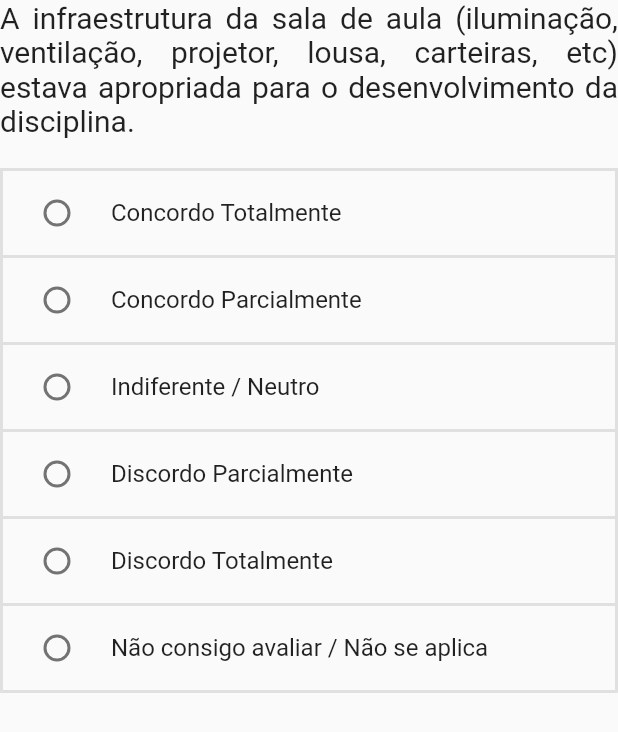
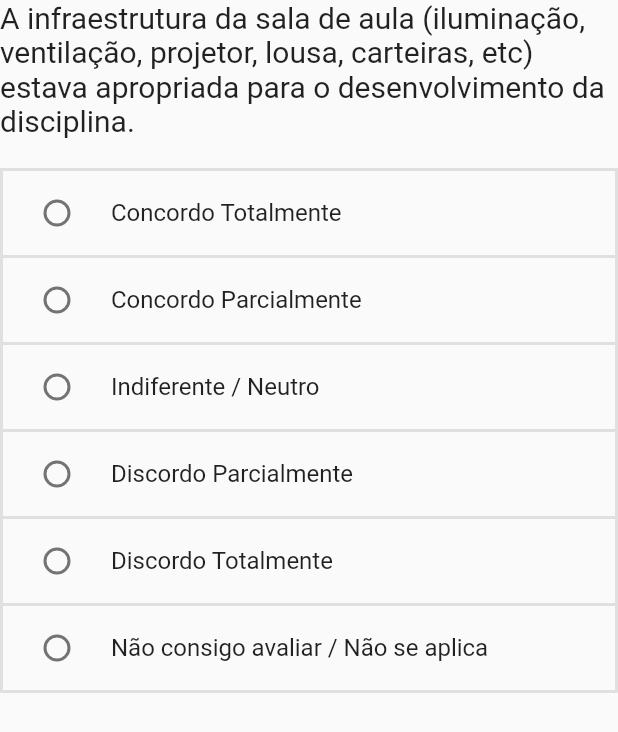
Before and after one commit to juliadesouza/Assessment-App, a Flutter app: the QuestionWidget widget shown alone on an empty page, opened directly with sample values from the repository, on a phone screen of 412 x 824 dp. Shown: the top 732 px of the screen. Run offline on Flutter 3.47's test engine with Material 2 defaults, Android fonts, the phone set to English and light mode, and no system bars; our stand-ins replace flutter_bloc, hive, hive_flutter, intro_slider; missing offline and left inert: flutter_barcode_scanner; accounts and stored records are empty.

Commit message:
Alterada a url e retirado o justify

```diff
--- a/lib/screens/answers_list.dart
+++ b/lib/screens/answers_list.dart
@@ -143,7 +143,6 @@ class _AssessmentScreenState extends State<AnswersList> {
                   padding: const EdgeInsets.only(bottom: 8.0),
                   child: Text(
                     item.question.statement,
-                    textAlign: TextAlign.justify,
                   ),
                 ),
                 item.question.type == QuestionType.multipleChoice
@@ -168,7 +167,6 @@ class _AssessmentScreenState extends State<AnswersList> {
                           padding: const EdgeInsets.only(bottom: 8.0),
                           child: Text(
                             item.question.answer,
-                            textAlign: TextAlign.justify,
                           ),
                         )
                       ])
--- a/lib/screens/assessment_screen.dart
+++ b/lib/screens/assessment_screen.dart
@@ -39,7 +39,7 @@ class _AssessmentScreenState extends State<AssessmentScreen> {
   List<List<CustomStep>> _steps(questions) {
     List<List<CustomStep>> result = [];
     List<CustomStep> arr = [];
-    int chunkSize = 5;
+    int chunkSize = 4;
     int state = 0;
 
     for (int i = 0; i < questions.length; i++) {
--- a/lib/screens/home_screen.dart
+++ b/lib/screens/home_screen.dart
@@ -112,7 +112,6 @@ class _HomeScreenState extends State<HomeScreen> {
                   widgetDescription: const Padding(
                     padding: EdgeInsets.all(20.0),
                     child: Text(
-                        textAlign: TextAlign.justify,
                         "Este instrumento tem como objetivo coletar informações para avaliar as disciplinas oferecidas na Faculdade de Tecnologia para que possamos aperfeiçoar as condições e metodologias de ensino e aprendizagem.",
                         style: TextStyle(fontSize: 20)),
                   ),
@@ -132,7 +131,6 @@ class _HomeScreenState extends State<HomeScreen> {
                   widgetDescription: const Padding(
                     padding: EdgeInsets.all(20.0),
                     child: Text(
-                        textAlign: TextAlign.justify,
                         "Uma parte do instrumento é formada por afirmações que você deve indicar o grau de concordância a elas, ou se a afirmação não se aplica para esta disciplina. Na outra parte do instrumento, você terá um espaço para indicar os aspectos positivos da disciplina e sugestões para melhorá-la.",
                         style: TextStyle(fontSize: 20)),
                   ),
@@ -163,7 +161,6 @@ class _HomeScreenState extends State<HomeScreen> {
                             title: const Text(
                               'Existem 25 questões neste questionário.',
                               style: TextStyle(fontSize: 18),
-                              textAlign: TextAlign.justify,
                             ),
                           ),
                         ),
@@ -176,7 +173,6 @@ class _HomeScreenState extends State<HomeScreen> {
                             title: const Text(
                               'O questionário é anônimo.',
                               style: TextStyle(fontSize: 18),
-                              textAlign: TextAlign.justify,
                             ),
                           ),
                         ),
@@ -189,7 +185,6 @@ class _HomeScreenState extends State<HomeScreen> {
                             title: const Text(
                               'O registro de suas respostas não contém nenhuma informação de identificação sobre você.',
                               style: TextStyle(fontSize: 18),
-                              textAlign: TextAlign.justify,
                             ),
                           ),
                         ),
--- a/lib/screens/result_screen.dart
+++ b/lib/screens/result_screen.dart
@@ -63,7 +63,6 @@ class ResultScreen extends StatelessWidget {
                             fontSize: 24, fontWeight: FontWeight.bold)),
                   ),
                   Text(errorMessage,
-                      textAlign: TextAlign.justify,
                       style: const TextStyle(
                           fontSize: 20,
                           fontWeight: FontWeight.bold,
--- a/lib/screens/verification_screen.dart
+++ b/lib/screens/verification_screen.dart
@@ -49,9 +49,8 @@ class VerificationScreen extends StatelessWidget {
                           title: const Padding(
                             padding: EdgeInsets.only(bottom: 8.0),
                             child: Text('Caro estudante,',
-                                textAlign: TextAlign.justify,
                                 style: TextStyle(
-                                    fontSize: 20, fontWeight: FontWeight.bold)),
+                                    fontSize: 18, fontWeight: FontWeight.bold)),
                           ),
                           subtitle: Text(
                             !avaliable
@@ -62,7 +61,7 @@ class VerificationScreen extends StatelessWidget {
                                     ? FontWeight.w600
                                     : FontWeight.normal,
                                 color: !avaliable ? kRed : Colors.black,
-                                fontSize: !avaliable ? 16 : 20),
+                                fontSize: !avaliable ? 14 : 16),
                           )),
                     ),
                   ),
--- a/lib/services/service.dart
+++ b/lib/services/service.dart
@@ -14,7 +14,7 @@ class Service {
   }
 
   Service._internal() {
-    defaultPath = "https://avaliacao-tcc.herokuapp.com";
+    defaultPath = "https://avaliacao-alunos-ft.herokuapp.com";
   }
 
   var client = http.Client();
--- a/lib/widgets/question_widget.dart
+++ b/lib/widgets/question_widget.dart
@@ -28,26 +28,29 @@ class _QuestionWidgetState extends State<QuestionWidget> {
 
   @override
   Widget build(BuildContext context) {
-      return Column(
-          crossAxisAlignment: CrossAxisAlignment.stretch,
-          children: [
+    return Column(crossAxisAlignment: CrossAxisAlignment.stretch, children: [
       Container(
           margin: const EdgeInsets.only(bottom: 20),
-                child: Text(widget.question.statement, textAlign: TextAlign.justify, style: const TextStyle(fontSize: 20),)
-              ),
+          child: Text(
+            widget.question.statement,
+            style: const TextStyle(fontSize: 20),
+          )),
       if (widget.question.type == QuestionType.multipleChoice)
         LikertScaleWidget(question: widget.question)
-              else SizedBox(
-                height: MediaQuery.of(context).size.height/2.5,
+      else
+        SizedBox(
+          height: MediaQuery.of(context).size.height / 2.5,
           child: Container(
             padding: const EdgeInsets.only(left: 10, right: 10),
-                  decoration: BoxDecoration(border: Border.all(color: kGrey, width: 2)),
+            decoration:
+                BoxDecoration(border: Border.all(color: kGrey, width: 2)),
             child: TextFormField(
               controller: textController,
               maxLines: null,
               expands: true,
-                        onChanged:(String? value) {
-                          BlocProvider.of<AssessmentBloc>(context).add(RegisterAnswer(widget.question.number, textController.text));
+              onChanged: (String? value) {
+                BlocProvider.of<AssessmentBloc>(context).add(RegisterAnswer(
+                    widget.question.number, textController.text));
               },
               decoration: const InputDecoration(
                 border: InputBorder.none,
@@ -55,7 +58,6 @@ class _QuestionWidgetState extends State<QuestionWidget> {
             ),
           ),
         )
-          ]
-   );
+    ]);
   }
 }
```
Also changed, not shown: 1 other file. Lines whose indentation alone changed are shown as unchanged.
